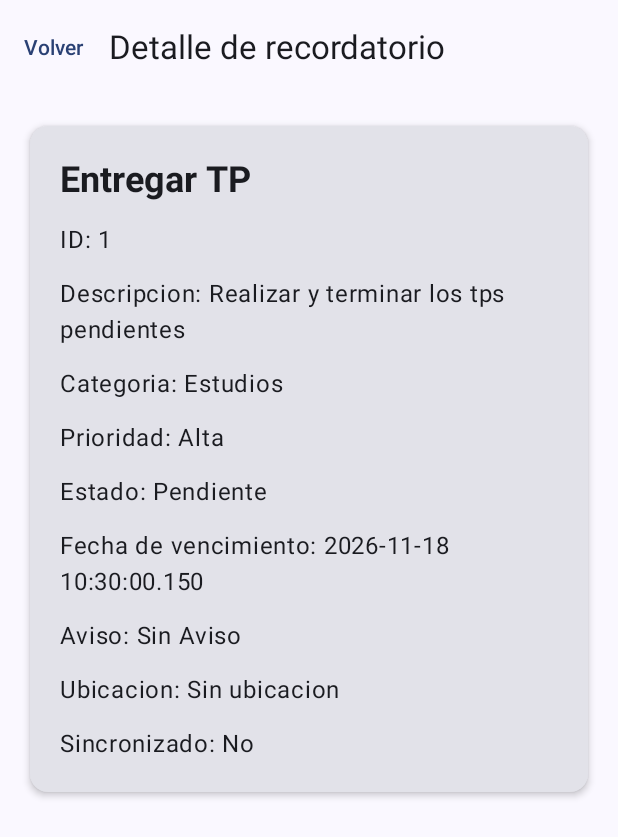
After one commit to jcutruzzola/remindex, an Android app built with Jetpack Compose: the composable ReminderDetail called with sample values from the repository, on a phone screen of 412 x 824 dp. The commit adds this screen. Shown: the top 837 px of the screen. Run offline under Robolectric (Android 15) with nearby library versions, the phone set to English and light mode, and no system bars.

Commit message:
Added Navigation

```diff
--- a/app/build.gradle.kts
+++ b/app/build.gradle.kts
@@ -52,4 +52,5 @@ dependencies {
     androidTestImplementation(libs.androidx.junit)
     debugImplementation(libs.androidx.compose.ui.test.manifest)
     debugImplementation(libs.androidx.compose.ui.tooling)
+    implementation("androidx.navigation:navigation-compose:2.10.2")
 }
--- a/app/src/main/java/com/example/remindex/MainActivity.kt
+++ b/app/src/main/java/com/example/remindex/MainActivity.kt
@@ -44,7 +44,8 @@ class MainActivity: ComponentActivity() {
                     surface = Color.White
                 )
             ) {
-                PantallaRecordatorios()
+//                PantallaRecordatorios()
+                AppNavigation()
             }
         }
     }
@@ -146,7 +147,7 @@ fun ResumeCard(
 }
 
 @Composable
-fun RecordatorioCard(recordatorio: Recordatorio) {
+fun RecordatorioCard(recordatorio: Recordatorio, onClick: () -> Unit = {} ) {
     val estilo= ReminderData.estiloCategoria[recordatorio.categoria]
     val colorCategoria = estilo?.second ?: MaterialTheme.colorScheme.primary
 
--- /dev/null
+++ b/app/src/main/java/com/example/remindex/screens/ReminderDetail.kt
@@ -0,0 +1,124 @@
+package com.example.remindex.screens
+
+import androidx.compose.foundation.layout.Arrangement
+import androidx.compose.foundation.layout.Column
+import androidx.compose.foundation.layout.fillMaxSize
+import androidx.compose.foundation.layout.fillMaxWidth
+import androidx.compose.foundation.layout.padding
+import androidx.compose.material3.Card
+import androidx.compose.material3.CardDefaults
+import androidx.compose.material3.ExperimentalMaterial3Api
+import androidx.compose.material3.MaterialTheme
+import androidx.compose.material3.Scaffold
+import androidx.compose.material3.Text
+import androidx.compose.material3.TextButton
+import androidx.compose.material3.TopAppBar
+import androidx.compose.runtime.Composable
+import androidx.compose.ui.Modifier
+import androidx.compose.ui.text.font.FontWeight
+import androidx.compose.ui.unit.dp
+import com.example.remindex.Recordatorio
+import org.w3c.dom.Text
+
+@OptIn(ExperimentalMaterial3Api::class)
+@Composable
+fun ReminderDetail(
+    recordatorio: Recordatorio,
+    onVolver: () -> Unit
+){
+    Scaffold(
+        topBar = {
+            TopAppBar(
+                title = {
+                    Text("Detalle de recordatorio")
+                },
+                navigationIcon = {
+                    TextButton(onClick = onVolver) {
+                        Text("Volver")
+                    }
+                }
+            )
+        }
+    ) { innerPadding ->
+
+        Column(
+            modifier = Modifier
+                .fillMaxSize()
+                .padding(innerPadding)
+                .padding(20.dp),
+            verticalArrangement = Arrangement.spacedBy(16.dp)
+        ) {
+            Card(
+                modifier = Modifier.fillMaxWidth(),
+                elevation = CardDefaults.cardElevation(
+                    defaultElevation = 3.dp
+                )
+            ) {
+                Column(
+                    modifier = Modifier.padding(20.dp),
+                    verticalArrangement = Arrangement.spacedBy(12.dp)
+                ) {
+                    Text(
+                        text = recordatorio.titulo,
+                        style = MaterialTheme.typography.headlineSmall,
+                        fontWeight = FontWeight.Bold
+                    )
+
+                    Text(
+                        text = "ID: ${recordatorio.id}"
+                    )
+
+                    Text(
+                        text = "Descripcion: ${recordatorio.descripcion}"
+                    )
+
+                    Text(
+                        text = "Categoria: ${recordatorio.categoria.etiqueta}"
+                    )
+
+
+                    Text(
+                        text = "Prioridad: ${recordatorio.prioridad.etiqueta}"
+                    )
+
+                    Text(
+                        text = "Estado: ${recordatorio.estado.etiqueta}"
+                    )
+
+                    Text(
+                        text = "Fecha de vencimiento: ${
+                            recordatorio.fechaVencimiento?.toString()
+                                ?.replace("T", " ") ?: "Sin Fecha"
+                        }"
+                    )
+
+                    Text(
+                        text = "Aviso: ${
+                            recordatorio.aviso?.toString()
+                                ?.replace("T", " ") ?: "Sin Aviso"
+                        }"
+                    )
+
+                    Text(
+                        text = "Ubicacion: ${
+                            recordatorio.ubicacion?.descripcion
+                                ?: "Sin ubicacion"
+                        }"
+                    )
+
+                    recordatorio.ubicacion?.let { ubicacion ->
+                        Text("Latitud: ${ubicacion.latitud}")
+                        Text("Longitud: ${ubicacion.longitud}")
+                    }
+
+                    Text(
+                        text = "Sincronizado: ${
+                            if (recordatorio.sincronizado) "Si" else "No"
+                        }"
+                    )
+                }
+
+            }
+        }
+    }
+}
```
Also changed, not shown: app/src/main/java/com/example/remindex/AppNavigation.kt (added, +178 -0 lines), app/src/main/java/com/example/remindex/Models.kt (+19 -0 lines), app/src/main/java/com/example/remindex/screens/ReminderForm.kt (added, +181 -0 lines), app/src/main/java/com/example/remindex/screens/ReminderList.kt (added, +125 -0 lines).
